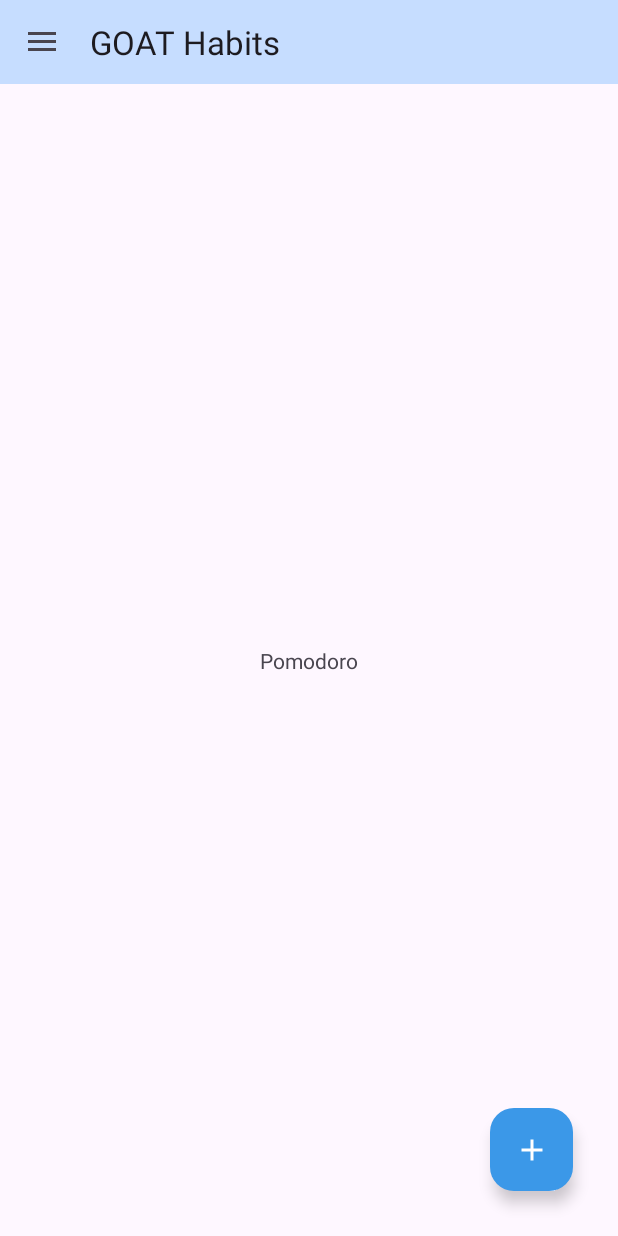
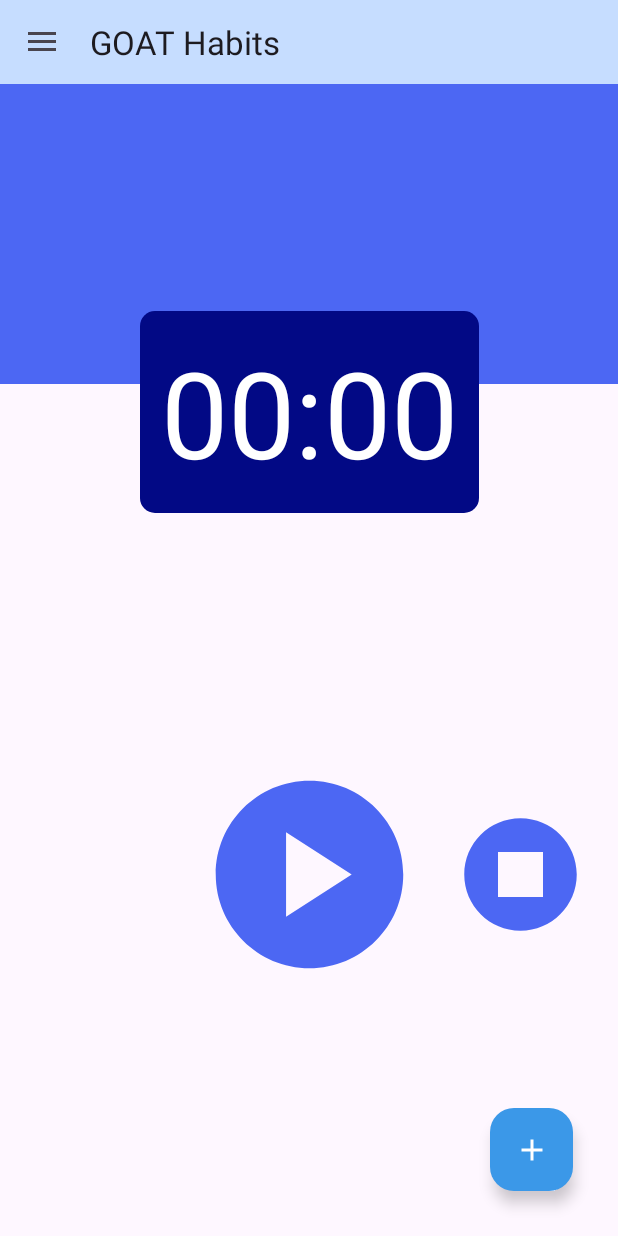
Before and after one commit to jotape-exe/goat-habits, an Android app: the screen it shows after launch (MainActivity), in the side drawer, after a tap on "Pomodoro", on a phone screen of 412 x 824 dp. Run offline under Robolectric (Android 15) with nearby library versions, the phone set to English and light mode, and no system bars; our stand-ins replace Room's generated code.

Commit message:
Pomodoro Chronometer

```diff
--- /dev/null
+++ b/app/src/main/res/drawable/icon_pause_circle.xml
@@ -0,0 +1,5 @@
+<vector android:height="24dp" android:tint="#000000"
+    android:viewportHeight="24" android:viewportWidth="24"
+    android:width="24dp" xmlns:android="http://schemas.android.com/apk/res/android">
+    <path android:fillColor="@android:color/white" android:pathData="M12,2C6.48,2 2,6.48 2,12s4.48,10 10,10s10,-4.48 10,-10S17.52,2 12,2zM11,16H9V8h2V16zM15,16h-2V8h2V16z"/>
+</vector>
--- /dev/null
+++ b/app/src/main/res/drawable/icon_play_circle.xml
@@ -0,0 +1,5 @@
+<vector android:height="24dp" android:tint="#000000"
+    android:viewportHeight="24" android:viewportWidth="24"
+    android:width="24dp" xmlns:android="http://schemas.android.com/apk/res/android">
+    <path android:fillColor="@android:color/white" android:pathData="M12,2C6.48,2 2,6.48 2,12s4.48,10 10,10s10,-4.48 10,-10S17.52,2 12,2zM9.5,16.5v-9l7,4.5L9.5,16.5z"/>
+</vector>
--- /dev/null
+++ b/app/src/main/res/drawable/icon_stop_circle.xml
@@ -0,0 +1,5 @@
+<vector android:height="24dp" android:tint="#000000"
+    android:viewportHeight="24" android:viewportWidth="24"
+    android:width="24dp" xmlns:android="http://schemas.android.com/apk/res/android">
+    <path android:fillColor="@android:color/white" android:pathData="M12,2C6.48,2 2,6.48 2,12c0,5.52 4.48,10 10,10s10,-4.48 10,-10C22,6.48 17.52,2 12,2zM16,16H8V8h8V16z"/>
+</vector>
--- /dev/null
+++ b/app/src/main/res/drawable/start_pause_button_style.xml
@@ -0,0 +1,7 @@
+<?xml version="1.0" encoding="utf-8"?>
+<selector xmlns:android="http://schemas.android.com/apk/res/android">
+    <item android:state_checked="false"
+        android:drawable="@drawable/icon_play_circle"/>
+    <item android:state_checked="true"
+        android:drawable="@drawable/icon_pause_circle"/>
+</selector>
--- a/app/src/main/res/layout/fragment_pomodoro.xml
+++ b/app/src/main/res/layout/fragment_pomodoro.xml
@@ -1,19 +1,60 @@
 <?xml version="1.0" encoding="utf-8"?>
 <androidx.constraintlayout.widget.ConstraintLayout xmlns:android="http://schemas.android.com/apk/res/android"
+    xmlns:app="http://schemas.android.com/apk/res-auto"
     xmlns:tools="http://schemas.android.com/tools"
     android:layout_width="match_parent"
     android:layout_height="match_parent"
-    xmlns:app="http://schemas.android.com/apk/res-auto"
+    android:padding="0dp"
     tools:context=".ui.PomodoroFragment">
 
-    <TextView
-        android:layout_width="wrap_content"
-        android:layout_height="wrap_content"
-        android:text="Pomodoro"
-        app:layout_constraintBottom_toBottomOf="parent"
+    <View
+        android:id="@+id/viewHeader"
+        android:layout_width="match_parent"
+        android:layout_height="200dp"
+        android:background="@color/blue"
         app:layout_constraintEnd_toEndOf="parent"
         app:layout_constraintStart_toStartOf="parent"
         app:layout_constraintTop_toTopOf="parent" />
 
+    <Chronometer
+        android:id="@+id/chronometer"
+        android:layout_width="wrap_content"
+        android:layout_height="wrap_content"
+        android:background="@drawable/radius_shape"
+        android:backgroundTint="@color/dark_blue"
+        android:elevation="4dp"
+        android:padding="14dp"
+        android:textColor="@color/white"
+        android:textSize="80sp"
+        app:layout_constraintBottom_toBottomOf="parent"
+        app:layout_constraintEnd_toEndOf="parent"
+        app:layout_constraintStart_toStartOf="parent"
+        app:layout_constraintTop_toTopOf="parent"
+        app:layout_constraintVertical_bias="0.239" />
+
+    <ToggleButton
+        android:id="@+id/toggleOnOf"
+        android:layout_width="150dp"
+        android:layout_height="150dp"
+        android:background="@drawable/start_pause_button_style"
+        android:backgroundTint="@color/blue"
+        android:textOff=""
+        android:textOn=""
+        app:layout_constraintBottom_toBottomOf="parent"
+        app:layout_constraintEnd_toEndOf="parent"
+        app:layout_constraintStart_toStartOf="parent"
+        app:layout_constraintTop_toBottomOf="@+id/chronometer" />
+
+    <Button
+        android:id="@+id/buttonStop"
+        android:layout_width="90dp"
+        android:layout_height="90dp"
+        android:background="@drawable/icon_stop_circle"
+        app:layout_constraintBottom_toBottomOf="@+id/toggleOnOf"
+        app:layout_constraintEnd_toEndOf="parent"
+        app:layout_constraintStart_toEndOf="@+id/toggleOnOf"
+        app:layout_constraintTop_toTopOf="@+id/toggleOnOf"
+        app:tint="@color/blue" />
+
 
 </androidx.constraintlayout.widget.ConstraintLayout>
```
Also changed, not shown: app/src/main/java/com/goat/habits/ui/PomodoroFragment.java (+70 -0 lines), 1 other file.
